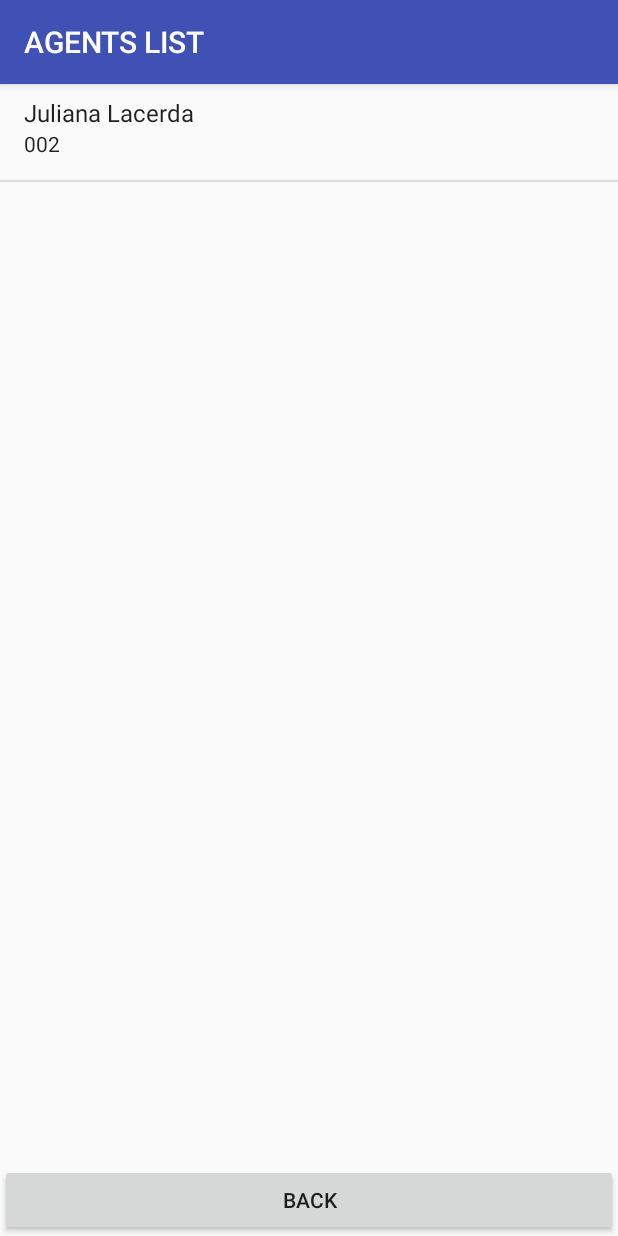
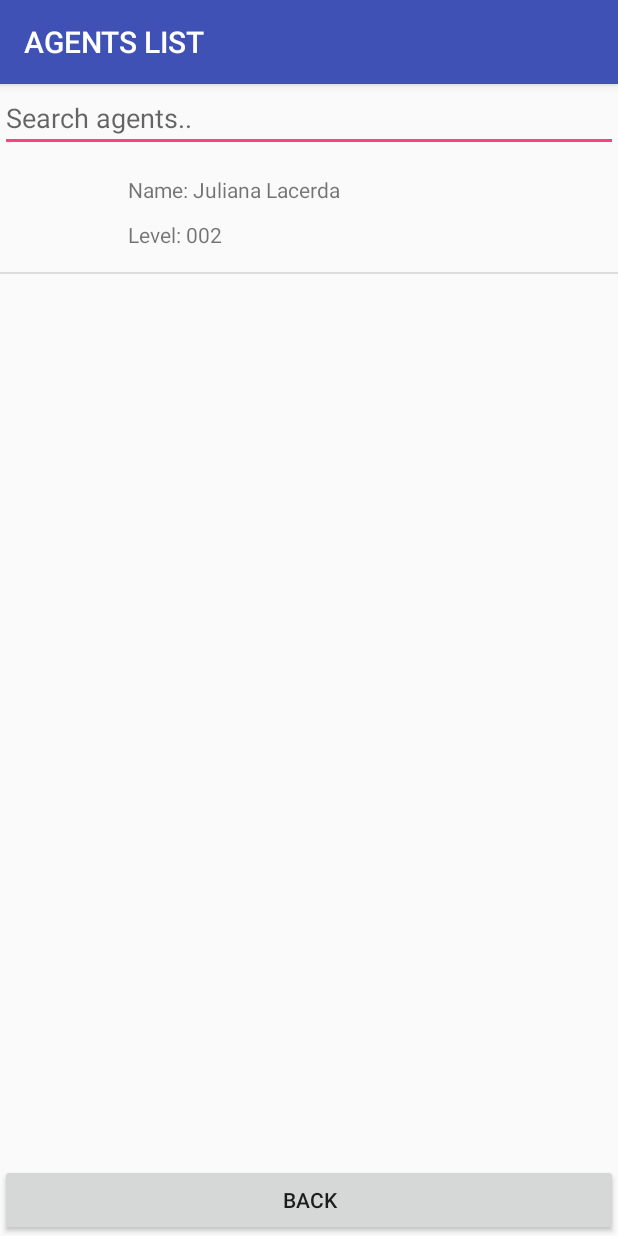
Before and after one commit to alfredofernandes/android-Agents, an Android app: the AgentListActivity screen opened directly, with no data from a screen before it, on a phone screen of 412 x 824 dp. Run offline under Robolectric (Android 15) with nearby library versions, the phone set to English and light mode, and no system bars.

Commit message:
- implemented search in agent list

```diff
--- a/Agents/app/src/main/AndroidManifest.xml
+++ b/Agents/app/src/main/AndroidManifest.xml
@@ -26,7 +26,7 @@
         <activity android:name=".activities.AgentHistoryActivity" />
         <activity android:name=".activities.CreateAgentActivity" />
         <activity android:name=".activities.CreateMissionActivity" />
-        <activity android:name=".activities.MissionListActivity"></activity>
+        <activity android:name=".activities.MissionListActivity" />
     </application>
 
 </manifest>
--- a/Agents/app/src/main/java/com/example/alfredorfernandes/agents/activities/AgentListActivity.java
+++ b/Agents/app/src/main/java/com/example/alfredorfernandes/agents/activities/AgentListActivity.java
@@ -3,15 +3,19 @@ package com.example.alfredorfernandes.agents.activities;
 import android.content.Intent;
 import android.support.v7.app.AppCompatActivity;
 import android.os.Bundle;
+import android.text.Editable;
+import android.text.TextWatcher;
 import android.view.View;
 import android.view.ViewGroup;
 import android.widget.AdapterView;
 import android.widget.ArrayAdapter;
 import android.widget.Button;
+import android.widget.EditText;
 import android.widget.ListView;
 import android.widget.TextView;
 
 import com.example.alfredorfernandes.agents.R;
+import com.example.alfredorfernandes.agents.adapter.AgentAdapter;
 import com.example.alfredorfernandes.agents.dao.AgentDAO;
 import com.example.alfredorfernandes.agents.model.Agent;
 
@@ -20,6 +24,7 @@ import java.util.List;
 public class AgentListActivity extends AppCompatActivity {
 
     private ListView agentsList;
+    private AgentAdapter adapter;
 
     @Override
     protected void onCreate(Bundle savedInstanceState) {
@@ -54,6 +59,29 @@ public class AgentListActivity extends AppCompatActivity {
                 finish();
             }
         });
+
+        // Agent Search
+        EditText inputSearch = (EditText) findViewById(R.id.agent_search);
+        inputSearch.addTextChangedListener(new TextWatcher() {
+
+            @Override
+            public void onTextChanged(CharSequence cs, int arg1, int arg2, int arg3) {
+                // When user changed the Text
+                adapter.getFilter().filter(cs);
+            }
+
+            @Override
+            public void beforeTextChanged(CharSequence arg0, int arg1, int arg2,
+                                          int arg3) {
+                // TODO Auto-generated method stub
+
+            }
+
+            @Override
+            public void afterTextChanged(Editable arg0) {
+                // TODO Auto-generated method stub
+            }
+        });
     }
 
     @Override
@@ -71,22 +99,7 @@ public class AgentListActivity extends AppCompatActivity {
 
             ListView agentList = (ListView) findViewById(R.id.agent_list);
 
-            ArrayAdapter adapter = new ArrayAdapter(this, android.R.layout.simple_list_item_2, android.R.id.text1, agents) {
-
-                @Override
-                public View getView(int position, View convertView, ViewGroup parent) {
-                    View view = super.getView(position, convertView, parent);
-                    TextView text1 = (TextView) view.findViewById(android.R.id.text1);
-                    TextView text2 = (TextView) view.findViewById(android.R.id.text2);
-
-                    Agent agent = agents.get(position);
-
-                    text1.setText(agent.getName());
-                    text2.setText(agent.getLevel().toString());
-
-                    return view;
-                }
-            };
+            adapter = new AgentAdapter(this, agents);
             agentList.setAdapter(adapter);
         }
     }
--- a/Agents/app/src/main/java/com/example/alfredorfernandes/agents/adapter/AgencyAdapter.java
+++ b/Agents/app/src/main/java/com/example/alfredorfernandes/agents/adapter/AgencyAdapter.java
@@ -43,7 +43,7 @@ public class AgencyAdapter extends ArrayAdapter<Agency> {
     @Override
     public View getView(int position, View convertView, ViewGroup parent) {
 
-        View rowview = flater.inflate(R.layout.listitens_agency,null,true);
+        View rowview = flater.inflate(R.layout.listitem_agency,null,true);
 
         TextView label = (TextView) rowview.findViewById(R.id.title);
         label.setText(values.get(position).getName());
@@ -54,7 +54,7 @@ public class AgencyAdapter extends ArrayAdapter<Agency> {
     @Override
     public View getDropDownView(int position, View convertView, ViewGroup parent) {
 
-        View rowview = flater.inflate(R.layout.listitens_agency,null,true);
+        View rowview = flater.inflate(R.layout.listitem_agency,null,true);
 
         TextView label = (TextView) rowview.findViewById(R.id.title);
         label.setText(values.get(position).getName());
--- /dev/null
+++ b/Agents/app/src/main/java/com/example/alfredorfernandes/agents/adapter/AgentAdapter.java
@@ -0,0 +1,113 @@
+package com.example.alfredorfernandes.agents.adapter;
+
+import android.content.Context;
+import android.view.LayoutInflater;
+import android.view.View;
+import android.view.ViewGroup;
+import android.widget.BaseAdapter;
+import android.widget.Filter;
+import android.widget.Filterable;
+import android.widget.ImageView;
+import android.widget.TextView;
+
+import com.example.alfredorfernandes.agents.R;
+import com.example.alfredorfernandes.agents.model.Agent;
+
+import java.util.ArrayList;
+import java.util.List;
+
+public class AgentAdapter extends BaseAdapter implements Filterable {
+
+    private Context c;
+    private List<Agent> agents;
+    private CustomFilter filter;
+    private List<Agent> filterList;
+
+    public AgentAdapter(Context ctx, List<Agent> agents) {
+
+        this.c = ctx;
+        this.agents = agents;
+        this.filterList = agents;
+    }
+    @Override
+    public int getCount() {
+
+        return agents.size();
+    }
+    @Override
+    public Object getItem(int pos) {
+
+        return agents.get(pos);
+    }
+    @Override
+    public long getItemId(int pos) {
+
+        return agents.indexOf(getItem(pos));
+    }
+    @Override
+    public View getView(int pos, View convertView, ViewGroup parent) {
+
+        LayoutInflater inflater = (LayoutInflater) c.getSystemService(Context.LAYOUT_INFLATER_SERVICE);
+
+        if(convertView == null) {
+            convertView = inflater.inflate(R.layout.listitem_agent, null);
+        }
+        TextView nameTxt = (TextView) convertView.findViewById(R.id.agent_name);
+        TextView levelTxt = (TextView) convertView.findViewById(R.id.agent_level);
+        ImageView img = (ImageView) convertView.findViewById(R.id.agent_image);
+
+        //SET DATA TO THEM
+        nameTxt.setText("Name: " + agents.get(pos).getName());
+        levelTxt.setText("Level: "+ agents.get(pos).getLevel());
+        //img.setImageResource(agents.get(pos).getPhoto());
+
+        return convertView;
+    }
+    @Override
+    public Filter getFilter() {
+
+        if(filter == null) {
+            filter = new CustomFilter();
+        }
+        return filter;
+    }
+
+    //INNER CLASS
+    class CustomFilter extends Filter
+    {
+        @Override
+        protected FilterResults performFiltering(CharSequence constraint) {
+
+            FilterResults results = new FilterResults();
+
+            if (constraint != null && constraint.length() > 0) {
+
+                constraint = constraint.toString().toUpperCase();
+                List<Agent> filters = new ArrayList<Agent>();
+                //get specific items
+                for(int i=0; i<filterList.size(); i++)
+                {
+                    if(filterList.get(i).getName().toUpperCase().contains(constraint)) {
+                        Agent p = filterList.get(i);
+                        filters.add(p);
+                    }
+                }
+                results.count = filters.size();
+                results.values = filters;
+
+            } else {
+                results.count=filterList.size();
+                results.values=filterList;
+            }
+
+            return results;
+        }
+        @Override
+        protected void publishResults(CharSequence constraint, FilterResults results) {
+
+            agents = (ArrayList<Agent>) results.values;
+            notifyDataSetChanged();
+        }
+    }
+
+}
--- a/Agents/app/src/main/res/layout/activity_agent_list.xml
+++ b/Agents/app/src/main/res/layout/activity_agent_list.xml
@@ -3,12 +3,21 @@ android:layout_width="match_parent"
 android:layout_height="match_parent"
 android:orientation="vertical">
 
+    <!-- Editext for Search -->
+    <EditText android:id="@+id/agent_search"
+        android:layout_width="fill_parent"
+        android:layout_height="wrap_content"
+        android:hint="Search agents.."
+        android:inputType="textVisiblePassword"/>
+
+    <!-- List View -->
     <ListView
         android:id="@+id/agent_list"
         android:layout_width="match_parent"
         android:layout_height="0dp"
         android:layout_weight="1"/>
 
+    <!-- Button -->
     <Button
         android:id="@+id/agent_button_back"
         android:layout_marginTop="10dp"
--- /dev/null
+++ b/Agents/app/src/main/res/layout/listitem_agent.xml
@@ -0,0 +1,35 @@
+<?xml version="1.0" encoding="utf-8"?>
+<LinearLayout xmlns:android="http://schemas.android.com/apk/res/android"
+    android:orientation="horizontal"
+    android:layout_width="match_parent"
+    android:layout_height="match_parent">
+
+    <ImageView
+        android:id="@+id/agent_image"
+        android:layout_width="50dp"
+        android:layout_height="50dp"
+        android:layout_margin="10dp"/>
+
+    <LinearLayout
+        android:layout_width="match_parent"
+        android:layout_height="wrap_content"
+        android:layout_margin="10dp"
+        android:orientation="vertical">
+
+        <TextView
+            android:id="@+id/agent_name"
+            android:layout_width="match_parent"
+            android:layout_height="wrap_content"
+            android:text="Name"
+            android:padding="5dp"/>
+
+        <TextView
+            android:id="@+id/agent_level"
+            android:layout_width="match_parent"
+            android:layout_height="wrap_content"
+            android:text="Level"
+            android:padding="5dp"/>
+
+    </LinearLayout>
+
+</LinearLayout>
```
Also changed, not shown: Agents/app/src/main/res/layout/listitem_agency.xml (renamed from Agents/app/src/main/res/layout/listitens_agency.xml), 1 other file.
